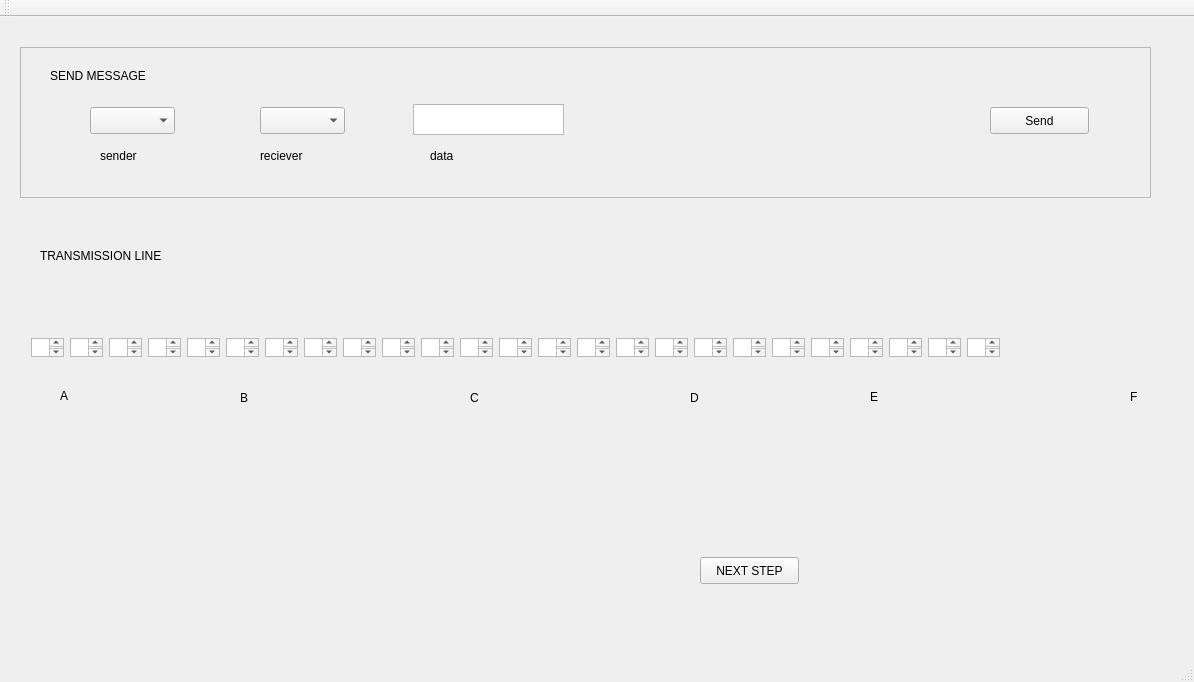
AahanSingh/CSMA-CD-P-Persistent, file CSMA_SIMULTAOR/mainwindow.ui: the form before one commit.
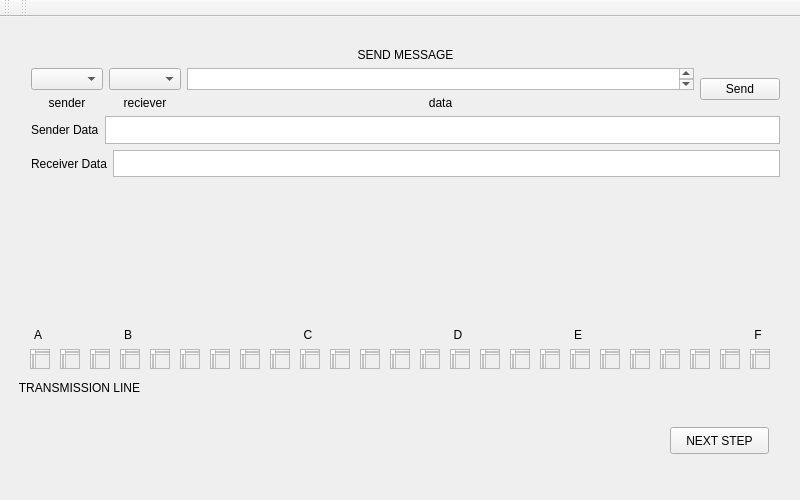
The form after the commit.

```diff
--- a/CSMA_SIMULTAOR/mainwindow.ui
+++ b/CSMA_SIMULTAOR/mainwindow.ui
@@ -2,312 +2,127 @@
 <ui version="4.0">
  <class>MainWindow</class>
  <widget class="QMainWindow" name="MainWindow">
+  <property name="enabled">
+   <bool>true</bool>
+  </property>
   <property name="geometry">
    <rect>
     <x>0</x>
     <y>0</y>
-    <width>1194</width>
-    <height>682</height>
+    <width>800</width>
+    <height>500</height>
    </rect>
   </property>
+  <property name="sizePolicy">
+   <sizepolicy hsizetype="Fixed" vsizetype="Fixed">
+    <horstretch>0</horstretch>
+    <verstretch>0</verstretch>
+   </sizepolicy>
+  </property>
+  <property name="minimumSize">
+   <size>
+    <width>700</width>
+    <height>500</height>
+   </size>
+  </property>
+  <property name="maximumSize">
+   <size>
+    <width>800</width>
+    <height>500</height>
+   </size>
+  </property>
   <property name="windowTitle">
-   <string>MainWindow</string>
+   <string>CSMA/CD P PERSISTENT SIMULATOR</string>
+  </property>
+  <property name="autoFillBackground">
+   <bool>true</bool>
   </property>
   <widget class="QWidget" name="centralWidget">
-   <widget class="QComboBox" name="comboBox">
-    <property name="geometry">
-     <rect>
-      <x>260</x>
-      <y>90</y>
-      <width>85</width>
-      <height>27</height>
-     </rect>
-    </property>
-   </widget>
-   <widget class="QComboBox" name="comboBox_2">
-    <property name="geometry">
-     <rect>
-      <x>90</x>
-      <y>90</y>
-      <width>85</width>
-      <height>27</height>
-     </rect>
-    </property>
-   </widget>
-   <widget class="QLabel" name="label">
-    <property name="geometry">
-     <rect>
-      <x>100</x>
-      <y>130</y>
-      <width>67</width>
-      <height>17</height>
-     </rect>
-    </property>
-    <property name="text">
-     <string>sender</string>
-    </property>
-   </widget>
-   <widget class="QLabel" name="label_2">
-    <property name="geometry">
-     <rect>
-      <x>260</x>
-      <y>130</y>
-      <width>67</width>
-      <height>17</height>
-     </rect>
-    </property>
-    <property name="text">
-     <string>reciever</string>
-    </property>
-   </widget>
-   <widget class="QLabel" name="label_3">
-    <property name="geometry">
-     <rect>
-      <x>430</x>
-      <y>130</y>
-      <width>67</width>
-      <height>17</height>
-     </rect>
-    </property>
-    <property name="text">
-     <string>data</string>
-    </property>
-   </widget>
-   <widget class="QFrame" name="frame">
-    <property name="geometry">
-     <rect>
-      <x>20</x>
-      <y>30</y>
-      <width>1131</width>
-      <height>151</height>
-     </rect>
-    </property>
-    <property name="frameShape">
-     <enum>QFrame::StyledPanel</enum>
-    </property>
-    <property name="frameShadow">
-     <enum>QFrame::Raised</enum>
-    </property>
-    <widget class="QLabel" name="label_4">
-     <property name="geometry">
-      <rect>
-       <x>30</x>
-       <y>20</y>
-       <width>121</width>
-       <height>17</height>
-      </rect>
-     </property>
-     <property name="text">
-      <string>SEND MESSAGE</string>
-     </property>
-    </widget>
-    <widget class="QPushButton" name="pushButton">
-     <property name="geometry">
-      <rect>
-       <x>970</x>
-       <y>60</y>
-       <width>99</width>
-       <height>27</height>
-      </rect>
-     </property>
-     <property name="text">
-      <string>Send</string>
-     </property>
-    </widget>
-    <widget class="QTextEdit" name="textEdit_26">
-     <property name="geometry">
-      <rect>
-       <x>393</x>
-       <y>57</y>
-       <width>151</width>
-       <height>31</height>
-      </rect>
-     </property>
-    </widget>
-   </widget>
-   <widget class="QWidget" name="horizontalLayoutWidget">
-    <property name="geometry">
-     <rect>
-      <x>20</x>
-      <y>310</y>
-      <width>991</width>
-      <height>41</height>
-     </rect>
-    </property>
-    <layout class="QHBoxLayout" name="horizontalLayout">
-     <item>
-      <widget class="QTextEdit" name="textEdit_25"/>
-     </item>
-     <item>
-      <widget class="QTextEdit" name="textEdit_24"/>
-     </item>
-     <item>
-      <widget class="QTextEdit" name="textEdit_23"/>
-     </item>
-     <item>
-      <widget class="QTextEdit" name="textEdit_22"/>
-     </item>
-     <item>
-      <widget class="QTextEdit" name="textEdit_21"/>
-     </item>
-     <item>
-      <widget class="QTextEdit" name="textEdit_20"/>
-     </item>
-     <item>
-      <widget class="QTextEdit" name="textEdit_19"/>
-     </item>
-     <item>
-      <widget class="QTextEdit" name="textEdit_18"/>
-     </item>
-     <item>
-      <widget class="QTextEdit" name="textEdit_17"/>
-     </item>
-     <item>
-      <widget class="QTextEdit" name="textEdit_16"/>
-     </item>
-     <item>
-      <widget class="QTextEdit" name="textEdit_15"/>
-     </item>
-     <item>
-      <widget class="QTextEdit" name="textEdit_14"/>
-     </item>
-     <item>
-      <widget class="QTextEdit" name="textEdit_13"/>
-     </item>
-     <item>
-      <widget class="QTextEdit" name="textEdit_12"/>
-     </item>
-     <item>
-      <widget class="QTextEdit" name="textEdit_11"/>
-     </item>
-     <item>
-      <widget class="QTextEdit" name="textEdit_10"/>
-     </item>
-     <item>
-      <widget class="QTextEdit" name="textEdit_9"/>
-     </item>
-     <item>
-      <widget class="QTextEdit" name="textEdit_8"/>
-     </item>
-     <item>
-      <widget class="QTextEdit" name="textEdit_7"/>
-     </item>
-     <item>
-      <widget class="QTextEdit" name="textEdit_6"/>
-     </item>
-     <item>
-      <widget class="QTextEdit" name="textEdit_5"/>
-     </item>
-     <item>
-      <widget class="QTextEdit" name="textEdit_4"/>
-     </item>
-     <item>
-      <widget class="QTextEdit" name="textEdit_3"/>
-     </item>
-     <item>
-      <widget class="QTextEdit" name="textEdit_2"/>
-     </item>
-     <item>
-      <widget class="QTextEdit" name="textEdit"/>
-     </item>
-    </layout>
-   </widget>
    <widget class="QLabel" name="label_5">
     <property name="geometry">
      <rect>
-      <x>40</x>
-      <y>230</y>
-      <width>151</width>
-      <height>17</height>
+      <x>12</x>
+      <y>363</y>
+      <width>135</width>
+      <height>16</height>
      </rect>
     </property>
     <property name="text">
      <string>TRANSMISSION LINE</string>
     </property>
+    <property name="alignment">
+     <set>Qt::AlignCenter</set>
+    </property>
    </widget>
    <widget class="QLabel" name="label_6">
     <property name="geometry">
      <rect>
-      <x>60</x>
-      <y>370</y>
+      <x>30</x>
+      <y>310</y>
       <width>16</width>
-      <height>17</height>
+      <height>16</height>
      </rect>
     </property>
     <property name="text">
      <string>A</string>
     </property>
+    <property name="alignment">
+     <set>Qt::AlignCenter</set>
+    </property>
    </widget>
    <widget class="QLabel" name="label_7">
     <property name="geometry">
      <rect>
-      <x>240</x>
-      <y>370</y>
+      <x>120</x>
+      <y>310</y>
       <width>16</width>
-      <height>21</height>
+      <height>16</height>
      </rect>
     </property>
     <property name="text">
      <string>B</string>
     </property>
+    <property name="alignment">
+     <set>Qt::AlignCenter</set>
+    </property>
    </widget>
    <widget class="QLabel" name="label_8">
     <property name="geometry">
      <rect>
-      <x>470</x>
-      <y>370</y>
+      <x>300</x>
+      <y>310</y>
       <width>16</width>
-      <height>21</height>
+      <height>16</height>
      </rect>
     </property>
     <property name="text">
      <string>C</string>
     </property>
+    <property name="alignment">
+     <set>Qt::AlignCenter</set>
+    </property>
    </widget>
    <widget class="QLabel" name="label_9">
     <property name="geometry">
      <rect>
-      <x>690</x>
-      <y>370</y>
+      <x>450</x>
+      <y>310</y>
       <width>16</width>
-      <height>21</height>
+      <height>16</height>
      </rect>
     </property>
     <property name="text">
      <string>D</string>
     </property>
-   </widget>
-   <widget class="QLabel" name="label_10">
-    <property name="geometry">
-     <rect>
-      <x>870</x>
-      <y>370</y>
-      <width>16</width>
-      <height>20</height>
-     </rect>
-    </property>
-    <property name="text">
-     <string>E</string>
-    </property>
-   </widget>
-   <widget class="QLabel" name="label_11">
-    <property name="geometry">
-     <rect>
-      <x>1130</x>
-      <y>370</y>
-      <width>20</width>
-      <height>20</height>
-     </rect>
-    </property>
-    <property name="text">
-     <string>F</string>
+    <property name="alignment">
+     <set>Qt::AlignCenter</set>
     </property>
    </widget>
    <widget class="QPushButton" name="pushButton_2">
     <property name="geometry">
      <rect>
-      <x>700</x>
-      <y>540</y>
+      <x>670</x>
+      <y>410</y>
       <width>99</width>
       <height>27</height>
      </rect>
@@ -316,7 +131,633 @@
      <string>NEXT STEP</string>
     </property>
    </widget>
-   <zorder>frame</zorder>
+   <widget class="QLabel" name="nodeE">
+    <property name="geometry">
+     <rect>
+      <x>570</x>
+      <y>310</y>
+      <width>16</width>
+      <height>16</height>
+     </rect>
+    </property>
+    <property name="text">
+     <string>E</string>
+    </property>
+    <property name="alignment">
+     <set>Qt::AlignCenter</set>
+    </property>
+   </widget>
+   <widget class="QLabel" name="nodeF">
+    <property name="geometry">
+     <rect>
+      <x>750</x>
+      <y>310</y>
+      <width>16</width>
+      <height>16</height>
+     </rect>
+    </property>
+    <property name="text">
+     <string>F</string>
+    </property>
+    <property name="alignment">
+     <set>Qt::AlignCenter</set>
+    </property>
+   </widget>
+   <widget class="QTextEdit" name="textEdit_10">
+    <property name="geometry">
+     <rect>
+      <x>480</x>
+      <y>332</y>
+      <width>20</width>
+      <height>20</height>
+     </rect>
+    </property>
+    <property name="maximumSize">
+     <size>
+      <width>20</width>
+      <height>20</height>
+     </size>
+    </property>
+    <property name="readOnly">
+     <bool>true</bool>
+    </property>
+   </widget>
+   <widget class="QTextEdit" name="textEdit_12">
+    <property name="geometry">
+     <rect>
+      <x>420</x>
+      <y>332</y>
+      <width>20</width>
+      <height>20</height>
+     </rect>
+    </property>
+    <property name="maximumSize">
+     <size>
+      <width>20</width>
+      <height>20</height>
+     </size>
+    </property>
+    <property name="readOnly">
+     <bool>true</bool>
+    </property>
+   </widget>
+   <widget class="QTextEdit" name="textEdit_7">
+    <property name="geometry">
+     <rect>
+      <x>570</x>
+      <y>332</y>
+      <width>20</width>
+      <height>20</height>
+     </rect>
+    </property>
+    <property name="maximumSize">
+     <size>
+      <width>20</width>
+      <height>20</height>
+     </size>
+    </property>
+    <property name="readOnly">
+     <bool>true</bool>
+    </property>
+   </widget>
+   <widget class="QTextEdit" name="textEdit_18">
+    <property name="geometry">
+     <rect>
+      <x>240</x>
+      <y>332</y>
+      <width>20</width>
+      <height>20</height>
+     </rect>
+    </property>
+    <property name="maximumSize">
+     <size>
+      <width>20</width>
+      <height>20</height>
+     </size>
+    </property>
+    <property name="readOnly">
+     <bool>true</bool>
+    </property>
+   </widget>
+   <widget class="QTextEdit" name="textEdit_5">
+    <property name="geometry">
+     <rect>
+      <x>630</x>
+      <y>332</y>
+      <width>20</width>
+      <height>20</height>
+     </rect>
+    </property>
+    <property name="maximumSize">
+     <size>
+      <width>20</width>
+      <height>20</height>
+     </size>
+    </property>
+    <property name="readOnly">
+     <bool>true</bool>
+    </property>
+   </widget>
+   <widget class="QTextEdit" name="textEdit_19">
+    <property name="geometry">
+     <rect>
+      <x>210</x>
+      <y>332</y>
+      <width>20</width>
+      <height>20</height>
+     </rect>
+    </property>
+    <property name="maximumSize">
+     <size>
+      <width>20</width>
+      <height>20</height>
+     </size>
+    </property>
+    <property name="readOnly">
+     <bool>true</bool>
+    </property>
+   </widget>
+   <widget class="QTextEdit" name="textEdit_2">
+    <property name="geometry">
+     <rect>
+      <x>720</x>
+      <y>332</y>
+      <width>20</width>
+      <height>20</height>
+     </rect>
+    </property>
+    <property name="maximumSize">
+     <size>
+      <width>20</width>
+      <height>20</height>
+     </size>
+    </property>
+    <property name="readOnly">
+     <bool>true</bool>
+    </property>
+   </widget>
+   <widget class="QTextEdit" name="textEdit_20">
+    <property name="geometry">
+     <rect>
+      <x>180</x>
+      <y>332</y>
+      <width>20</width>
+      <height>20</height>
+     </rect>
+    </property>
+    <property name="maximumSize">
+     <size>
+      <width>20</width>
+      <height>20</height>
+     </size>
+    </property>
+    <property name="readOnly">
+     <bool>true</bool>
+    </property>
+   </widget>
+   <widget class="QTextEdit" name="textEdit_15">
+    <property name="geometry">
+     <rect>
+      <x>330</x>
+      <y>332</y>
+      <width>20</width>
+      <height>20</height>
+     </rect>
+    </property>
+    <property name="maximumSize">
+     <size>
+      <width>20</width>
+      <height>20</height>
+     </size>
+    </property>
+    <property name="readOnly">
+     <bool>true</bool>
+    </property>
+   </widget>
+   <widget class="QTextEdit" name="textEdit_25">
+    <property name="geometry">
+     <rect>
+      <x>30</x>
+      <y>332</y>
+      <width>20</width>
+      <height>20</height>
+     </rect>
+    </property>
+    <property name="maximumSize">
+     <size>
+      <width>20</width>
+      <height>20</height>
+     </size>
+    </property>
+    <property name="readOnly">
+     <bool>true</bool>
+    </property>
+   </widget>
+   <widget class="QTextEdit" name="textEdit_22">
+    <property name="geometry">
+     <rect>
+      <x>120</x>
+      <y>332</y>
+      <width>20</width>
+      <height>20</height>
+     </rect>
+    </property>
+    <property name="maximumSize">
+     <size>
+      <width>20</width>
+      <height>20</height>
+     </size>
+    </property>
+    <property name="readOnly">
+     <bool>true</bool>
+    </property>
+   </widget>
+   <widget class="QTextEdit" name="textEdit_23">
+    <property name="geometry">
+     <rect>
+      <x>90</x>
+      <y>332</y>
+      <width>20</width>
+      <height>20</height>
+     </rect>
+    </property>
+    <property name="maximumSize">
+     <size>
+      <width>20</width>
+      <height>20</height>
+     </size>
+    </property>
+    <property name="readOnly">
+     <bool>true</bool>
+    </property>
+   </widget>
+   <widget class="QTextEdit" name="textEdit_14">
+    <property name="geometry">
+     <rect>
+      <x>360</x>
+      <y>332</y>
+      <width>20</width>
+      <height>20</height>
+     </rect>
+    </property>
+    <property name="maximumSize">
+     <size>
+      <width>20</width>
+      <height>20</height>
+     </size>
+    </property>
+    <property name="readOnly">
+     <bool>true</bool>
+    </property>
+   </widget>
+   <widget class="QTextEdit" name="textEdit_24">
+    <property name="geometry">
+     <rect>
+      <x>60</x>
+      <y>332</y>
+      <width>20</width>
+      <height>20</height>
+     </rect>
+    </property>
+    <property name="maximumSize">
+     <size>
+      <width>20</width>
+      <height>20</height>
+     </size>
+    </property>
+    <property name="readOnly">
+     <bool>true</bool>
+    </property>
+   </widget>
+   <widget class="QTextEdit" name="textEdit_21">
+    <property name="geometry">
+     <rect>
+      <x>150</x>
+      <y>332</y>
+      <width>20</width>
+      <height>20</height>
+     </rect>
+    </property>
+    <property name="maximumSize">
+     <size>
+      <width>20</width>
+      <height>20</height>
+     </size>
+    </property>
+    <property name="readOnly">
+     <bool>true</bool>
+    </property>
+   </widget>
+   <widget class="QTextEdit" name="textEdit_17">
+    <property name="geometry">
+     <rect>
+      <x>270</x>
+      <y>332</y>
+      <width>20</width>
+      <height>20</height>
+     </rect>
+    </property>
+    <property name="maximumSize">
+     <size>
+      <width>20</width>
+      <height>20</height>
+     </size>
+    </property>
+    <property name="readOnly">
+     <bool>true</bool>
+    </property>
+   </widget>
+   <widget class="QTextEdit" name="textEdit_13">
+    <property name="geometry">
+     <rect>
+      <x>390</x>
+      <y>332</y>
+      <width>20</width>
+      <height>20</height>
+     </rect>
+    </property>
+    <property name="maximumSize">
+     <size>
+      <width>20</width>
+      <height>20</height>
+     </size>
+    </property>
+    <property name="readOnly">
+     <bool>true</bool>
+    </property>
+   </widget>
+   <widget class="QTextEdit" name="textEdit_9">
+    <property name="geometry">
+     <rect>
+      <x>510</x>
+      <y>332</y>
+      <width>20</width>
+      <height>20</height>
+     </rect>
+    </property>
+    <property name="maximumSize">
+     <size>
+      <width>20</width>
+      <height>20</height>
+     </size>
+    </property>
+    <property name="readOnly">
+     <bool>true</bool>
+    </property>
+   </widget>
+   <widget class="QTextEdit" name="textEdit_4">
+    <property name="geometry">
+     <rect>
+      <x>660</x>
+      <y>332</y>
+      <width>20</width>
+      <height>20</height>
+     </rect>
+    </property>
+    <property name="maximumSize">
+     <size>
+      <width>20</width>
+      <height>20</height>
+     </size>
+    </property>
+    <property name="readOnly">
+     <bool>true</bool>
+    </property>
+   </widget>
+   <widget class="QTextEdit" name="textEdit_11">
+    <property name="geometry">
+     <rect>
+      <x>450</x>
+      <y>332</y>
+      <width>20</width>
+      <height>20</height>
+     </rect>
+    </property>
+    <property name="maximumSize">
+     <size>
+      <width>20</width>
+      <height>20</height>
+     </size>
+    </property>
+    <property name="readOnly">
+     <bool>true</bool>
+    </property>
+   </widget>
+   <widget class="QTextEdit" name="textEdit_6">
+    <property name="geometry">
+     <rect>
+      <x>600</x>
+      <y>332</y>
+      <width>20</width>
+      <height>20</height>
+     </rect>
+    </property>
+    <property name="maximumSize">
+     <size>
+      <width>20</width>
+      <height>20</height>
+     </size>
+    </property>
+    <property name="readOnly">
+     <bool>true</bool>
+    </property>
+   </widget>
+   <widget class="QTextEdit" name="textEdit_8">
+    <property name="geometry">
+     <rect>
+      <x>540</x>
+      <y>332</y>
+      <width>20</width>
+      <height>20</height>
+     </rect>
+    </property>
+    <property name="maximumSize">
+     <size>
+      <width>20</width>
+      <height>20</height>
+     </size>
+    </property>
+    <property name="readOnly">
+     <bool>true</bool>
+    </property>
+   </widget>
+   <widget class="QTextEdit" name="textEdit_3">
+    <property name="geometry">
+     <rect>
+      <x>690</x>
+      <y>332</y>
+      <width>20</width>
+      <height>20</height>
+     </rect>
+    </property>
+    <property name="maximumSize">
+     <size>
+      <width>20</width>
+      <height>20</height>
+     </size>
+    </property>
+    <property name="readOnly">
+     <bool>true</bool>
+    </property>
+   </widget>
+   <widget class="QTextEdit" name="textEdit_16">
+    <property name="geometry">
+     <rect>
+      <x>300</x>
+      <y>332</y>
+      <width>20</width>
+      <height>20</height>
+     </rect>
+    </property>
+    <property name="maximumSize">
+     <size>
+      <width>20</width>
+      <height>20</height>
+     </size>
+    </property>
+    <property name="readOnly">
+     <bool>true</bool>
+    </property>
+   </widget>
+   <widget class="QTextEdit" name="textEdit">
+    <property name="geometry">
+     <rect>
+      <x>750</x>
+      <y>332</y>
+      <width>20</width>
+      <height>20</height>
+     </rect>
+    </property>
+    <property name="maximumSize">
+     <size>
+      <width>20</width>
+      <height>20</height>
+     </size>
+    </property>
+    <property name="readOnly">
+     <bool>true</bool>
+    </property>
+   </widget>
+   <widget class="QWidget" name="">
+    <property name="geometry">
+     <rect>
+      <x>20</x>
+      <y>20</y>
+      <width>771</width>
+      <height>151</height>
+     </rect>
+    </property>
+    <layout class="QVBoxLayout" name="verticalLayout_7">
+     <item>
+      <layout class="QVBoxLayout" name="verticalLayout_4">
+       <item>
+        <widget class="QLabel" name="label_4">
+         <property name="text">
+          <string>SEND MESSAGE</string>
+         </property>
+         <property name="alignment">
+          <set>Qt::AlignCenter</set>
+         </property>
+        </widget>
+       </item>
+       <item>
+        <layout class="QHBoxLayout" name="horizontalLayout_2">
+         <item>
+          <layout class="QVBoxLayout" name="verticalLayout">
+           <item>
+            <widget class="QComboBox" name="comboBox_2"/>
+           </item>
+           <item>
+            <widget class="QLabel" name="label">
+             <property name="text">
+              <string>sender</string>
+             </property>
+             <property name="alignment">
+              <set>Qt::AlignCenter</set>
+             </property>
+            </widget>
+           </item>
+          </layout>
+         </item>
+         <item>
+          <layout class="QVBoxLayout" name="verticalLayout_2">
+           <item>
+            <widget class="QComboBox" name="comboBox"/>
+           </item>
+           <item>
+            <widget class="QLabel" name="label_2">
+             <property name="text">
+              <string>reciever</string>
+             </property>
+             <property name="alignment">
+              <set>Qt::AlignCenter</set>
+             </property>
+            </widget>
+           </item>
+          </layout>
+         </item>
+         <item>
+          <layout class="QVBoxLayout" name="verticalLayout_3">
+           <item>
+            <widget class="QTextEdit" name="textEdit_26"/>
+           </item>
+           <item>
+            <widget class="QLabel" name="label_3">
+             <property name="text">
+              <string>data</string>
+             </property>
+             <property name="alignment">
+              <set>Qt::AlignCenter</set>
+             </property>
+            </widget>
+           </item>
+          </layout>
+         </item>
+         <item>
+          <widget class="QPushButton" name="pushButton">
+           <property name="text">
+            <string>Send</string>
+           </property>
+          </widget>
+         </item>
+        </layout>
+       </item>
+      </layout>
+     </item>
+     <item>
+      <layout class="QVBoxLayout" name="verticalLayout_6">
+       <item>
+        <layout class="QHBoxLayout" name="horizontalLayout_4">
+         <item>
+          <widget class="QLabel" name="label_12">
+           <property name="text">
+            <string>Sender Data</string>
+           </property>
+          </widget>
+         </item>
+         <item>
+          <widget class="QTextEdit" name="senderData"/>
+         </item>
+        </layout>
+       </item>
+       <item>
+        <layout class="QHBoxLayout" name="horizontalLayout_3">
+         <item>
+          <widget class="QLabel" name="label_13">
+           <property name="text">
+            <string>Receiver Data</string>
+           </property>
+          </widget>
+         </item>
+         <item>
+          <widget class="QTextEdit" name="receiverData"/>
+         </item>
+        </layout>
+       </item>
+      </layout>
+     </item>
+    </layout>
+   </widget>
    <zorder>comboBox</zorder>
    <zorder>comboBox_2</zorder>
    <zorder>label</zorder>
@@ -350,7 +791,17 @@
     <bool>false</bool>
    </attribute>
   </widget>
-  <widget class="QStatusBar" name="statusBar"/>
+  <widget class="QToolBar" name="toolBar">
+   <property name="windowTitle">
+    <string>toolBar</string>
+   </property>
+   <attribute name="toolBarArea">
+    <enum>TopToolBarArea</enum>
+   </attribute>
+   <attribute name="toolBarBreak">
+    <bool>false</bool>
+   </attribute>
+  </widget>
  </widget>
  <layoutdefault spacing="6" margin="11"/>
  <resources/>
```
Left out of the diff: 69 changed lines with no effect on the pictures.
